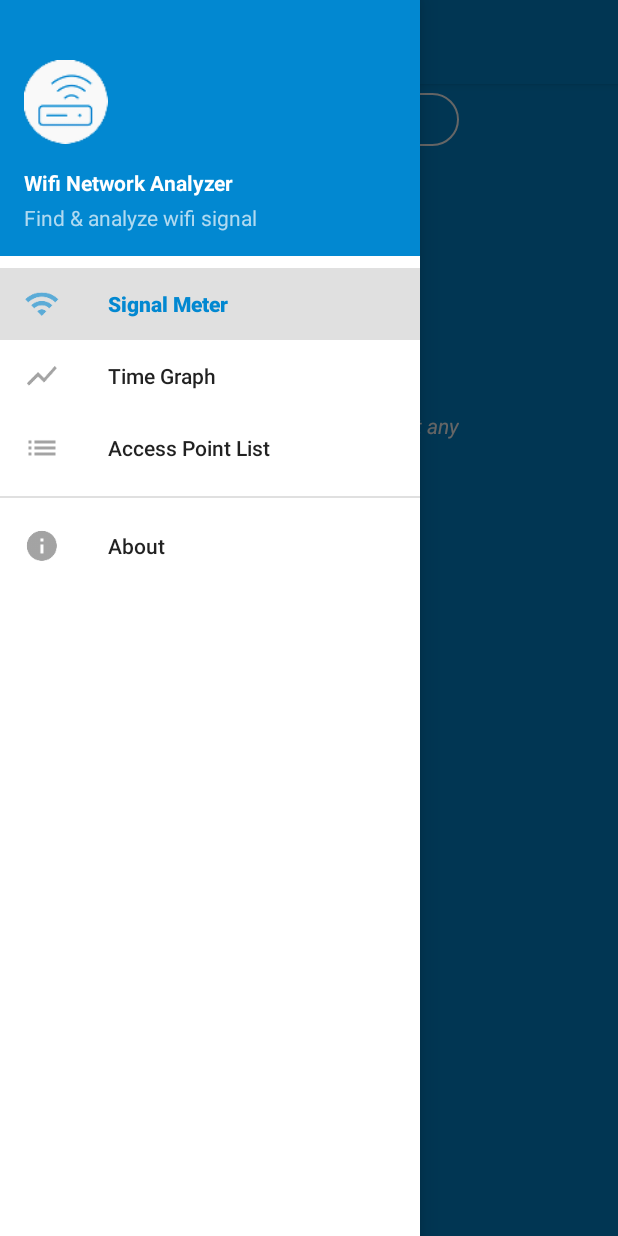
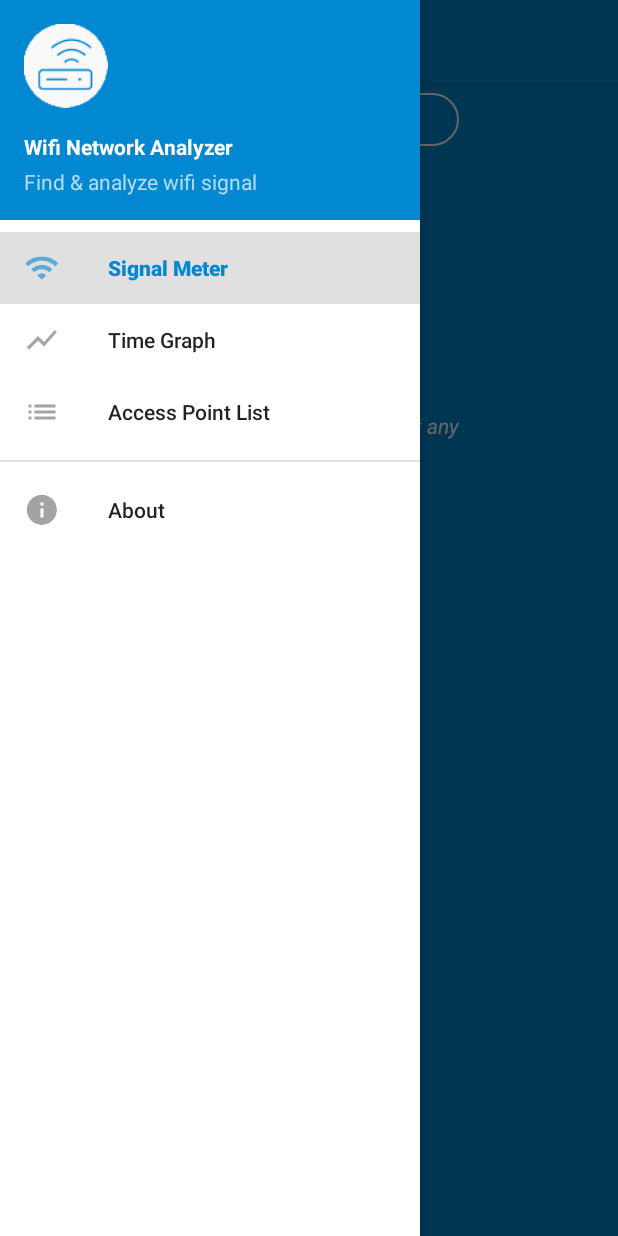
Before and after one commit to abdularis/wifi-signal-meter, an Android app: the screen it shows after launch (MainActivity), with the side drawer open, on a phone screen of 412 x 824 dp. Run offline under Robolectric (Android 15) with nearby library versions, the phone set to English and light mode, and no system bars; our stand-ins replace Dagger/Hilt's generated code, RxJava; libraries missing offline, so code that uses them is left out: com.readystatesoftware.sqliteasset; 1 statement that could not run was skipped.

Commit message:
Fix don't use window translucent (toolbar)

```diff
--- a/app/src/main/res/layout-v19/nav_drawer_header.xml
+++ /dev/null
@@ -1,38 +0,0 @@
-<?xml version="1.0" encoding="utf-8"?>
-<LinearLayout
-    xmlns:android="http://schemas.android.com/apk/res/android"
-    android:layout_width="match_parent"
-    android:layout_height="match_parent"
-    android:paddingTop="16dp"
-    android:orientation="vertical"
-    android:background="@color/colorPrimary">
-
-    <ImageView
-        android:layout_width="56dp"
-        android:layout_height="56dp"
-        android:layout_marginTop="24dp"
-        android:layout_marginLeft="16dp"
-        android:scaleType="fitXY"
-        android:src="@drawable/ic_wifi_nav"/>
-
-    <TextView
-        android:layout_width="wrap_content"
-        android:layout_height="wrap_content"
-        android:layout_marginTop="16dp"
-        android:layout_marginLeft="16dp"
-        android:layout_marginBottom="4dp"
-        android:textStyle="bold"
-        android:textSize="14sp"
-        android:textColor="@android:color/white"
-        android:text="@string/app_name"/>
-
-    <TextView
-        android:layout_width="wrap_content"
-        android:layout_height="wrap_content"
-        android:layout_marginLeft="16dp"
-        android:layout_marginBottom="16dp"
-        android:textSize="14sp"
-        android:textColor="@color/text_secondary"
-        android:text="Find &amp; analyze wifi signal"/>
-
-</LinearLayout>
--- a/app/src/main/res/layout/partial_toolbar.xml
+++ b/app/src/main/res/layout/partial_toolbar.xml
@@ -10,7 +10,6 @@
         android:layout_width="match_parent"
         android:layout_height="wrap_content"
         android:background="@color/colorPrimary"
-        android:fitsSystemWindows="true"
         app:popupTheme="@style/ThemeOverlay.AppCompat.Light"
         app:theme="@style/ThemeOverlay.AppCompat.Dark">
     </android.support.v7.widget.Toolbar>
--- a/app/src/main/res/values-v19/styles.xml
+++ /dev/null
@@ -1,11 +0,0 @@
-<?xml version="1.0" encoding="utf-8"?>
-<resources>
-
-    <style name="AppTheme" parent="Theme.AppCompat.Light.NoActionBar">
-        <!-- Customize your theme here. -->
-        <item name="colorPrimary">@color/colorPrimary</item>
-        <item name="colorPrimaryDark">@color/colorPrimaryDark</item>
-        <item name="colorAccent">@color/colorAccent</item>
-        <item name="android:windowTranslucentStatus">true</item>
-    </style>
-</resources>
```
